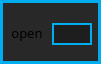
Before: the Qt Designer form standalone/advanced/forms/keyBoxForm.ui in Muse-Kinetics/softstep_editor, drawn with Qt 5.
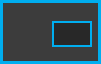
After: the same form once the commit is applied. Icons and pictures are not drawn.

Commit message: added stylesheets to resources for dynamically setting the correct keybox number. made backgrounds on setlist, settings, and key windows a bit lighter. matched some colors a little better.

The edit to the form file:
```diff
--- a/standalone/advanced/forms/keyBoxForm.ui
+++ b/standalone/advanced/forms/keyBoxForm.ui
@@ -19,7 +19,7 @@
   <property name="styleSheet">
    <string notr="true">QWidget
 {
-	background:		rgb(40, 40, 40);
+	background:		rgb(60, 60, 60);
 	border: 3px solid rgb(0,174,239);
 }
 
@@ -55,8 +55,8 @@
 /* ---------- QLineEdit ------------*/
 QLineEdit
 {
-	font: 10pt &quot;Droid Sans Mono&quot;;
-	background: rgb(30, 30, 30);
+	font: 12pt &quot;Droid Sans Mono&quot;;
+	background: rgb(40, 40, 40);
 	border: 2px solid rgb(0,174,239);
 	border-radius: 0px;
 	color: white;
@@ -102,21 +102,24 @@
     </font>
    </property>
    <property name="text">
-    <string>open</string>
+    <string/>
    </property>
   </widget>
   <widget class="QLineEdit" name="keyName">
    <property name="geometry">
     <rect>
      <x>52</x>
-     <y>23</y>
+     <y>21</y>
      <width>40</width>
-     <height>22</height>
+     <height>26</height>
     </rect>
    </property>
    <property name="maxLength">
     <number>4</number>
    </property>
+   <property name="alignment">
+    <set>Qt::AlignCenter</set>
+   </property>
   </widget>
  </widget>
  <resources/>
```
Left out of the diff: 6 changed lines with no effect on the pictures. The commit also changes 21 other files.
